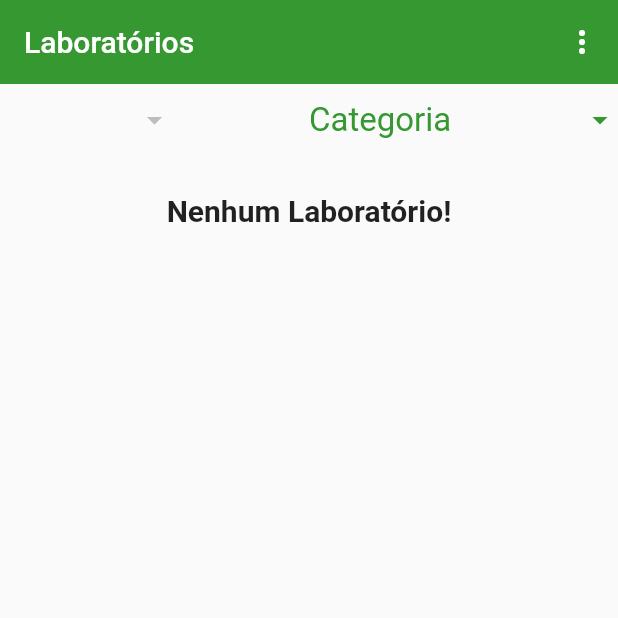
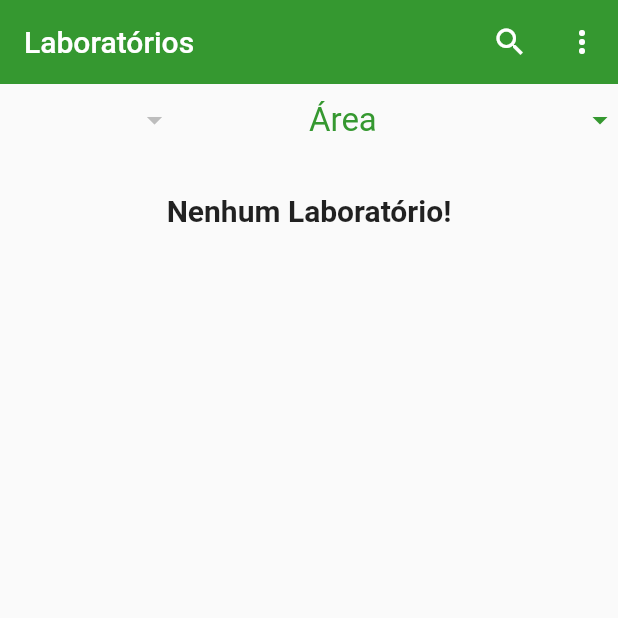
Before and after one commit to gustavo-silvalara/infolab-app, a Flutter app: the screen it shows after launch, on a phone screen of 412 x 824 dp, the top half of it. Run offline on Flutter 3.47's test engine with Material 2 defaults, Android fonts, the phone set to English and light mode, and no system bars; our stand-ins replace brasil_fields, carousel_pro, cloud_firestore, firebase_auth, firebase_storage, image_picker; missing offline and left inert: validadores; accounts and stored records are empty; statements that could not run were skipped.

Commit message:
searchbar somente decorativo

```diff
--- a/lib/util/Configuracoes.dart
+++ b/lib/util/Configuracoes.dart
@@ -30,7 +30,7 @@ class Configuracoes {
     //Categorias
     itensDropCategorias.add(DropdownMenuItem(
       child: Text(
-        "Categoria",
+        "Área",
         style: TextStyle(color: Color(0xff359830)),
       ),
       value: null,
--- a/lib/views/Laboratorios.dart
+++ b/lib/views/Laboratorios.dart
@@ -114,6 +114,10 @@ class _LaboratoriosState extends State<Laboratorios> {
         title: Text('Laboratórios'),
         elevation: 0.0,
         actions: <Widget>[
+          IconButton(
+            icon: Icon(Icons.search),
+            onPressed: () => {print('ara')},
+          ),
           PopupMenuButton<String>(
             onSelected: _escolhaMenuItem,
             itemBuilder: (context) {
```
